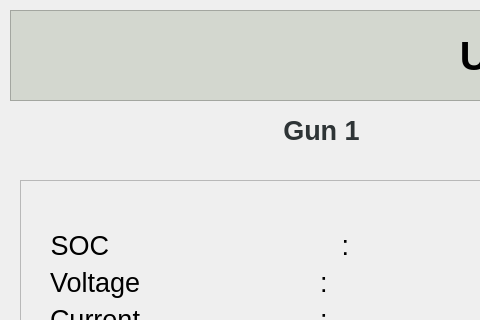
Qt form ev2_b1105/dialog.ui (ashrafulkhn/ev2_60kw) before a commit; both pictures show x 0 to 480 and y 0 to 320 of the 1280 by 720 pixel window.
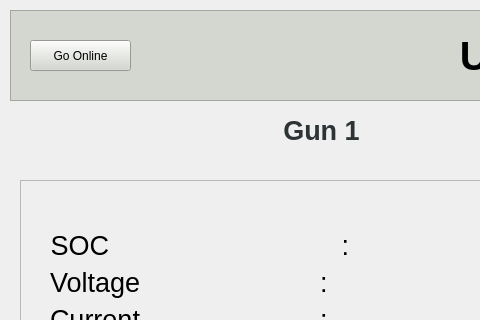
The same form after that commit.

```diff
--- a/ev2_b1105/dialog.ui
+++ b/ev2_b1105/dialog.ui
@@ -78,6 +78,19 @@
      <string>Goto Manual Mode</string>
     </property>
    </widget>
+   <widget class="QPushButton" name="pushButton">
+    <property name="geometry">
+     <rect>
+      <x>20</x>
+      <y>30</y>
+      <width>101</width>
+      <height>31</height>
+     </rect>
+    </property>
+    <property name="text">
+     <string>Go Online</string>
+    </property>
+   </widget>
   </widget>
   <widget class="QWidget" name="horizontalLayoutWidget">
    <property name="geometry">
```
